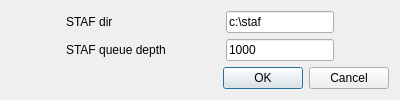
Old version of the form client/ui/settings_dialog.ui in the repository xcgspring/XSTAF.
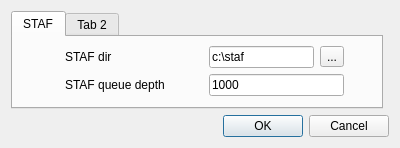
New version of the form.

The edit to the form file:
```diff
--- a/client/ui/settings_dialog.ui
+++ b/client/ui/settings_dialog.ui
@@ -7,127 +7,156 @@
     <x>0</x>
     <y>0</y>
     <width>400</width>
-    <height>99</height>
+    <height>146</height>
    </rect>
   </property>
   <property name="windowTitle">
    <string>Settings</string>
   </property>
   <layout class="QGridLayout" name="gridLayout">
-   <item row="0" column="0">
-    <spacer name="horizontalSpacer">
+   <item row="1" column="1" colspan="2">
+    <widget class="QDialogButtonBox" name="buttonBox">
      <property name="orientation">
       <enum>Qt::Horizontal</enum>
      </property>
-     <property name="sizeHint" stdset="0">
-      <size>
-       <width>43</width>
-       <height>20</height>
-      </size>
+     <property name="standardButtons">
+      <set>QDialogButtonBox::Cancel|QDialogButtonBox::Ok</set>
      </property>
-    </spacer>
+    </widget>
    </item>
    <item row="0" column="1">
-    <widget class="QLabel" name="label">
+    <widget class="QTabWidget" name="tabWidget">
+     <property name="currentIndex">
+      <number>0</number>
+     </property>
+     <widget class="QWidget" name="tabSTAF">
+      <attribute name="title">
+       <string>STAF</string>
+      </attribute>
+      <layout class="QGridLayout" name="gridLayout_2">
+       <property name="sizeConstraint">
+        <enum>QLayout::SetDefaultConstraint</enum>
+       </property>
+       <item row="3" column="1">
+        <widget class="QLabel" name="label_2">
      <property name="text">
-      <string>STAF dir</string>
+          <string>STAF queue depth</string>
      </property>
     </widget>
    </item>
-   <item row="0" column="2">
+       <item row="1" column="6">
     <spacer name="horizontalSpacer_3">
      <property name="orientation">
       <enum>Qt::Horizontal</enum>
      </property>
      <property name="sizeHint" stdset="0">
       <size>
-       <width>42</width>
-       <height>20</height>
-      </size>
-     </property>
-    </spacer>
-   </item>
-   <item row="0" column="3">
-    <widget class="QLineEdit" name="STAFDir">
-     <property name="text">
-      <string>c:\staf</string>
-     </property>
-    </widget>
-   </item>
-   <item row="0" column="4">
-    <spacer name="horizontalSpacer_5">
-     <property name="orientation">
-      <enum>Qt::Horizontal</enum>
-     </property>
-     <property name="sizeHint" stdset="0">
-      <size>
-       <width>43</width>
+           <width>30</width>
        <height>20</height>
       </size>
      </property>
     </spacer>
    </item>
    <item row="1" column="0">
-    <spacer name="horizontalSpacer_2">
+        <spacer name="horizontalSpacer">
      <property name="orientation">
       <enum>Qt::Horizontal</enum>
      </property>
      <property name="sizeHint" stdset="0">
       <size>
-       <width>43</width>
+           <width>45</width>
+           <height>20</height>
+          </size>
+         </property>
+        </spacer>
+       </item>
+       <item row="3" column="2">
+        <spacer name="horizontalSpacer_5">
+         <property name="orientation">
+          <enum>Qt::Horizontal</enum>
+         </property>
+         <property name="sizeHint" stdset="0">
+          <size>
+           <width>26</width>
+           <height>20</height>
+          </size>
+         </property>
+        </spacer>
+       </item>
+       <item row="3" column="6">
+        <spacer name="horizontalSpacer_6">
+         <property name="orientation">
+          <enum>Qt::Horizontal</enum>
+         </property>
+         <property name="sizeHint" stdset="0">
+          <size>
+           <width>30</width>
        <height>20</height>
       </size>
      </property>
     </spacer>
    </item>
    <item row="1" column="1">
-    <widget class="QLabel" name="label_2">
+        <widget class="QLabel" name="label">
      <property name="text">
-      <string>STAF queue depth</string>
+          <string>STAF dir</string>
      </property>
     </widget>
    </item>
    <item row="1" column="2">
+        <spacer name="horizontalSpacer_2">
+         <property name="orientation">
+          <enum>Qt::Horizontal</enum>
+         </property>
+         <property name="sizeHint" stdset="0">
+          <size>
+           <width>40</width>
+           <height>20</height>
+          </size>
+         </property>
+        </spacer>
+       </item>
+       <item row="1" column="3" colspan="2">
+        <widget class="QLineEdit" name="lineEdit">
+         <property name="text">
+          <string>c:\staf</string>
+         </property>
+        </widget>
+       </item>
+       <item row="3" column="0">
     <spacer name="horizontalSpacer_4">
      <property name="orientation">
       <enum>Qt::Horizontal</enum>
      </property>
      <property name="sizeHint" stdset="0">
       <size>
-       <width>42</width>
+           <width>32</width>
        <height>20</height>
       </size>
      </property>
     </spacer>
    </item>
-   <item row="1" column="3">
-    <widget class="QLineEdit" name="stafQueueDepth">
+       <item row="1" column="5">
+        <widget class="QToolButton" name="toolButton">
+         <property name="text">
+          <string>...</string>
+         </property>
+        </widget>
+       </item>
+       <item row="3" column="3" colspan="3">
+        <widget class="QLineEdit" name="lineEdit_2">
      <property name="text">
       <string>1000</string>
      </property>
     </widget>
    </item>
-   <item row="1" column="4">
-    <spacer name="horizontalSpacer_6">
-     <property name="orientation">
-      <enum>Qt::Horizontal</enum>
-     </property>
-     <property name="sizeHint" stdset="0">
-      <size>
-       <width>43</width>
-       <height>20</height>
-      </size>
-     </property>
-    </spacer>
-   </item>
-   <item row="2" column="0" colspan="5">
-    <widget class="QDialogButtonBox" name="buttonBox">
-     <property name="orientation">
-      <enum>Qt::Horizontal</enum>
-     </property>
-     <property name="standardButtons">
-      <set>QDialogButtonBox::Cancel|QDialogButtonBox::Ok</set>
-     </property>
+      </layout>
+     </widget>
+     <widget class="QWidget" name="tab_2">
+      <attribute name="title">
+       <string>Tab 2</string>
+      </attribute>
+     </widget>
     </widget>
    </item>
   </layout>
```
Lines whose indentation alone changed are shown as unchanged.
